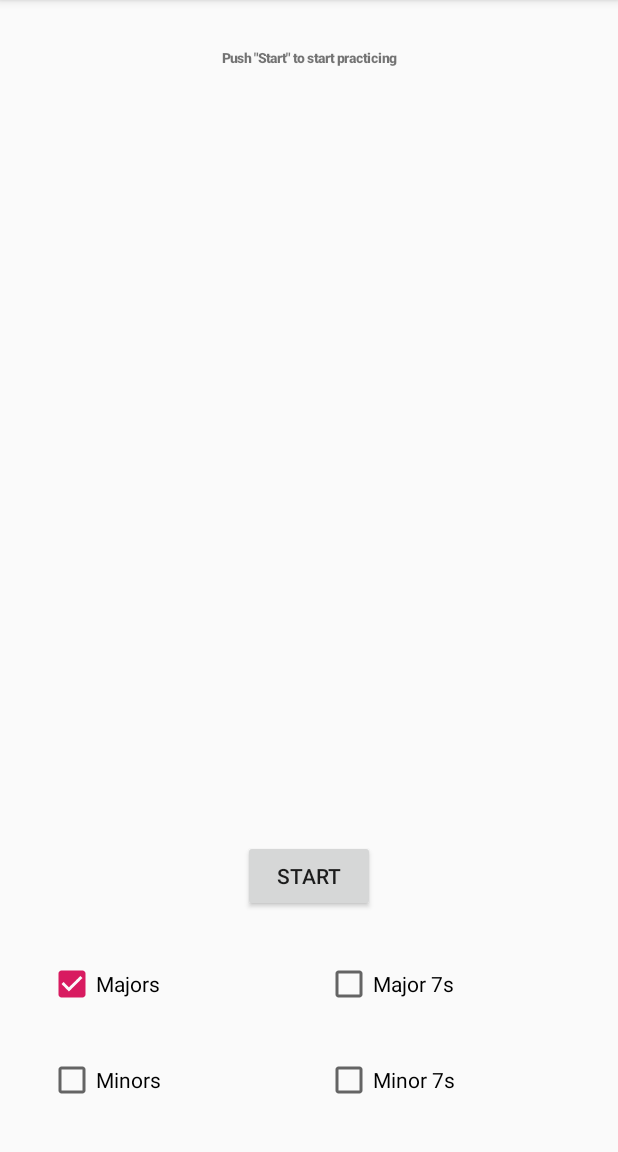
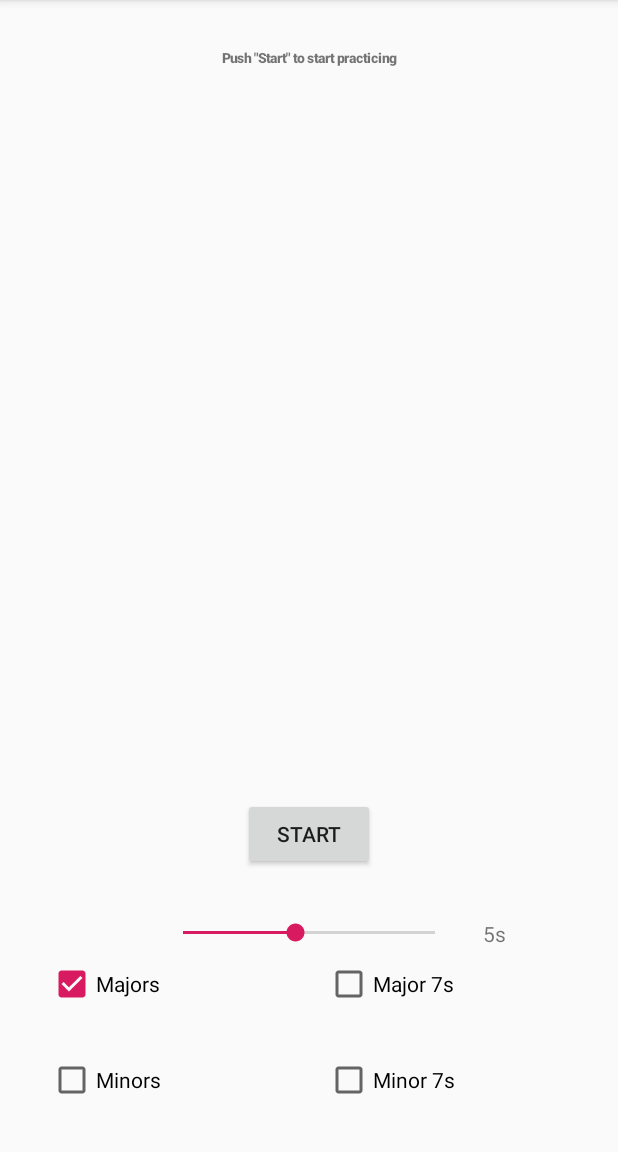
Before and after one commit to SimonBuusJensen/GuitarPracticeApp, an Android app: the screen it shows after launch (MainActivity), on a phone screen of 412 x 824 dp, the part 84-1236 px from its top. Run offline under Robolectric (Android 15) with nearby library versions, the phone set to English and light mode, and no system bars.

Commit message:
Added a sliderbar which allows the change the time between next chords.

```diff
--- a/app/src/main/java/com/example/simonsguitarapp/MainActivity.kt
+++ b/app/src/main/java/com/example/simonsguitarapp/MainActivity.kt
@@ -4,13 +4,8 @@ import androidx.appcompat.app.AppCompatActivity
 import android.os.Bundle
 import android.view.View
 import kotlinx.android.synthetic.main.activity_main.*
-import java.util.*
-import android.util.DisplayMetrics
-import androidx.core.app.ComponentActivity
-import androidx.core.app.ComponentActivity.ExtraData
-import androidx.core.content.ContextCompat.getSystemService
-import android.icu.lang.UCharacter.GraphemeClusterBreak.T
 import android.util.TypedValue
+import android.widget.SeekBar
 import kotlin.collections.HashMap
 
 
@@ -20,47 +15,37 @@ class MainActivity : AppCompatActivity() {
         Paused, Running
     }
 
-    private lateinit var timer: Timer
     private lateinit var timerThread : Thread
-
-    private val timeBetweenChordShuffleInMillis: Long = 3000
+    private var timeBetweenChordShuffleInMillis: Long = 5000
     private var timerState = TimerState.Paused
 
-    private val chordStringToChordImage : HashMap<String, Int> = hashMapOf(
-        "A" to R.drawable.a,
-        "B" to R.drawable.b,
-        "C" to R.drawable.c,
-        "D" to R.drawable.d,
-        "E" to R.drawable.e,
-        "F" to R.drawable.f,
-        "G" to R.drawable.g,
-        "Am" to R.drawable.am,
-        "Bm" to R.drawable.bm,
-        "Cm" to R.drawable.cm,
-        "Dm" to R.drawable.dm,
-        "Em" to R.drawable.em,
-        "Fm" to R.drawable.fm,
-        "Gm" to R.drawable.gm
-    )
+    private val chordStringToChordImage : HashMap<String, Int> = Utils.createChordStringToChordImageHashMap()
 
     //  "Bb", "C#",  "Eb", "F#", "G#"
     private var majorChords = setOf<String>("A", "B", "C", "D", "E", "F", "G")
-
     // "Bbm", "C#m", "Ebm", "F#m", "G#m"
     private var minorChords = setOf<String>("Am", "Bm", "Cm", "Dm", "Em", "Fm", "Gm")
-    private var dom7MajorChords = setOf<String>("A7", "Bb7", "B7", "C7", "C#7", "D7", "Eb7", "E7", "F7", "F#7", "G7", "G#7")
-    private var dom7MinorChords = setOf<String>("Am7", "Bbm7", "Bm7", "Cm7", "C#m7", "Dm7", "Ebm7", "Em7", "Fm7", "F#m7", "Gm7", "G#m7")
+    // "Bb7", "C#7", "Eb7", "F#7", "G#7"
+    private var dom7MajorChords = setOf<String>("A7", "B7", "C7", "D7", "E7", "F7", "G7")
+    // "Bbm7", "Bm7", "Cm7", "C#m7", "Dm7", "Ebm7", "Em7", "Fm7", "F#m7", "Gm7", "G#m7"
+    private var dom7MinorChords = setOf<String>("Am7")
     private var allChords = mutableListOf<String>()
+    private var currentDisplayedChord: String = ""
+    private var nextChordToDisplay: String = ""
 
     private var oneCheckBoxIsChecked : Boolean = true
 
-    private var currentDisplayedChord: String = ""
-    private var nextChordToDisplay: String = ""
+    private val minSeekBarProgress : Int = 1
 
     private fun initializeView() {
         majorChordsCheckBox.isChecked = true
         allChords.addAll(majorChords)
         chordTextView.setTextSize(TypedValue.COMPLEX_UNIT_SP, getResources().getDimension(R.dimen.text_font_size))
+
+        val initialSeekBarProgress = 5
+        practiceTimeSeekBar.progress = initialSeekBarProgress
+        practiceTimeSeekBar.setProgress(initialSeekBarProgress - minSeekBarProgress)
+
     }
 
     private fun displayNextChord() {
@@ -69,7 +54,6 @@ class MainActivity : AppCompatActivity() {
                 nextChordToDisplay = allChords.random()
             }
 
-            System.out.println("Setting text size to " + getResources().getDimension(R.dimen.chord_font_size))
             chordTextView.setTextSize(TypedValue.COMPLEX_UNIT_SP, getResources().getDimension(R.dimen.chord_font_size))
             chordTextView.text = nextChordToDisplay
             currentDisplayedChord = nextChordToDisplay
@@ -172,6 +156,8 @@ class MainActivity : AppCompatActivity() {
         initializeView()
         initializeOnCheckBoxListeners()
 
+        minor7ChordsCheckBox.isClickable = false
+
         startPauseButton.setOnClickListener(object: View.OnClickListener {
             override fun onClick(v: View?) {
 
@@ -212,6 +198,28 @@ class MainActivity : AppCompatActivity() {
             }
         })
 
+        practiceTimeSeekBar.setOnSeekBarChangeListener(object : SeekBar.OnSeekBarChangeListener {
+
+            var progressChange = minSeekBarProgress;
+
+            override fun onStartTrackingTouch(seekBar: SeekBar?) {
+                return
+            }
+
+            override fun onStopTrackingTouch(seekBar: SeekBar?) {
+                return
+            }
+
+            override fun onProgressChanged(seekBar: SeekBar?, progress: Int, fromUser: Boolean) {
+                progressChange = progress + minSeekBarProgress
+                seekBarTextView.text = (progressChange).toString() + getString(R.string.seconds_short)
+                timeBetweenChordShuffleInMillis = progressChange.toLong() * 1000
+            }
+
+
+
+        })
+
     }
 
 
--- /dev/null
+++ b/app/src/main/java/com/example/simonsguitarapp/utils.kt
@@ -0,0 +1,34 @@
+package com.example.simonsguitarapp
+
+
+class Utils {
+
+    companion object Factory {
+        fun createChordStringToChordImageHashMap(): HashMap<String, Int> {
+            return hashMapOf(
+                "A" to R.drawable.a,
+                "B" to R.drawable.b,
+                "C" to R.drawable.c,
+                "D" to R.drawable.d,
+                "E" to R.drawable.e,
+                "F" to R.drawable.f,
+                "G" to R.drawable.g,
+                "Am" to R.drawable.am,
+                "Bm" to R.drawable.bm,
+                "Cm" to R.drawable.cm,
+                "Dm" to R.drawable.dm,
+                "Em" to R.drawable.em,
+                "Fm" to R.drawable.fm,
+                "Gm" to R.drawable.gm,
+                "A7" to R.drawable.a7,
+                "B7" to R.drawable.b7,
+                "C7" to R.drawable.c7,
+                "D7" to R.drawable.d7,
+                "E7" to R.drawable.e7,
+                "F7" to R.drawable.f7,
+                "G7" to R.drawable.g7,
+                "Am7" to R.drawable.am7
+            )
+        }
+    }
+}
--- a/app/src/main/res/layout/activity_main.xml
+++ b/app/src/main/res/layout/activity_main.xml
@@ -64,7 +64,7 @@
         android:layout_height="wrap_content"
         android:layout_marginBottom="32dp"
         android:text="@string/start_pause_button"
-        app:layout_constraintBottom_toTopOf="@+id/majorChordsCheckBox"
+        app:layout_constraintBottom_toTopOf="@+id/practiceTimeSeekBar"
         app:layout_constraintEnd_toEndOf="parent"
         app:layout_constraintStart_toStartOf="parent" />
 
@@ -72,11 +72,32 @@
         android:id="@+id/chordImageView"
         android:layout_width="214dp"
         android:layout_height="270dp"
-        android:layout_marginBottom="32dp"
+        android:layout_marginBottom="24dp"
         android:contentDescription="@string/chord_image_view_content_description"
         app:layout_constraintBottom_toTopOf="@+id/startPauseButton"
         app:layout_constraintEnd_toEndOf="parent"
         app:layout_constraintStart_toStartOf="parent"
         tools:srcCompat="@tools:sample/avatars[0]" />
 
+    <SeekBar
+        android:id="@+id/practiceTimeSeekBar"
+        android:layout_width="200dp"
+        android:layout_height="20dp"
+        android:layout_marginBottom="8dp"
+        android:max="9"
+        android:progress="1"
+        app:layout_constraintBottom_toTopOf="@+id/major7ChordsCheckBox"
+        app:layout_constraintEnd_toEndOf="parent"
+        app:layout_constraintStart_toStartOf="parent" />
+
+    <TextView
+        android:id="@+id/seekBarTextView"
+        android:layout_width="wrap_content"
+        android:layout_height="wrap_content"
+        android:layout_marginStart="16dp"
+        android:layout_marginBottom="8dp"
+        android:text="@string/practice_seek_bar_init"
+        app:layout_constraintBottom_toTopOf="@+id/major7ChordsCheckBox"
+        app:layout_constraintStart_toEndOf="@+id/practiceTimeSeekBar" />
+
 </androidx.constraintlayout.widget.ConstraintLayout>
--- a/app/src/main/res/values/strings.xml
+++ b/app/src/main/res/values/strings.xml
@@ -10,4 +10,6 @@
     <string name="start">Start</string>
     <string name="no_chords">Select which chords to practice</string>
     <string name="chord_image_view_content_description">Image of chord</string>
+    <string name="seconds_short">s</string>
+    <string name="practice_seek_bar_init">5s</string>
 </resources>
```
Also changed, not shown: app/src/main/java/com/example/simonsguitarapp/PrefUtil.kt (deleted, +0 -58 lines), app/src/main/java/com/example/simonsguitarapp/TimerActivity.kt (deleted, +0 -182 lines).
